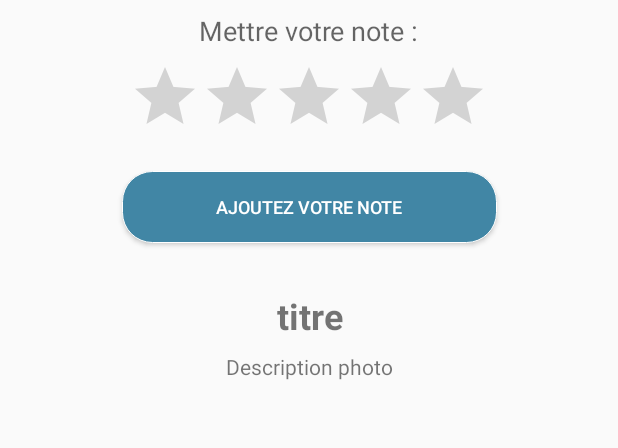
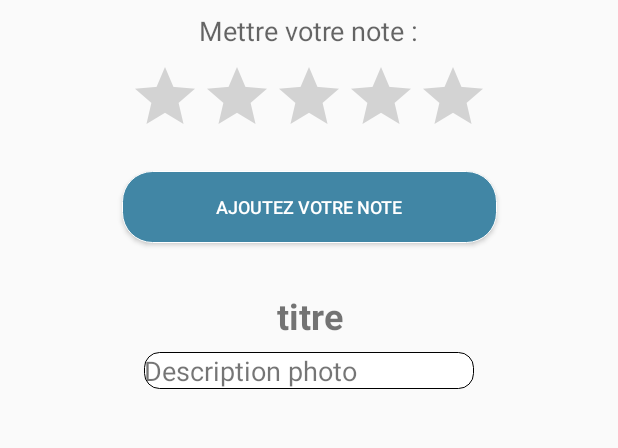
Before and after one commit to WildCodeSchool/toulouse-0218-java-rateeverything, an Android app: the UserPhoto screen opened directly, with no data from a screen before it, on a phone screen of 412 x 824 dp, the part 546-994 px from its top. Run offline under Robolectric (Android 15) with nearby library versions, the phone set to English and light mode, and no system bars; our stand-ins replace Firebase (no records; nobody signed in at launch, a user with empty details on screens opened directly); 4 statements that could not run were skipped.

Commit message:
need pull

```diff
--- a/app/src/main/java/fr/wildcodeschool/rateeverything/AddPhotoActivity.java
+++ b/app/src/main/java/fr/wildcodeschool/rateeverything/AddPhotoActivity.java
@@ -122,7 +122,7 @@ public class AddPhotoActivity extends AppCompatActivity implements NavigationVie
         ListAdapter adapter = new ArrayAdapterWithIcon(AddPhotoActivity.this, items, icons);
 
         builderSingle.setNegativeButton(
-                "cancel",
+                R.string.annuler,
                 new DialogInterface.OnClickListener() {
                     @Override
                     public void onClick(DialogInterface dialog, int which) {
--- a/app/src/main/java/fr/wildcodeschool/rateeverything/LoginActivity.java
+++ b/app/src/main/java/fr/wildcodeschool/rateeverything/LoginActivity.java
@@ -356,7 +356,7 @@ public class LoginActivity extends AppCompatActivity {
         ListAdapter adapter = new ArrayAdapterWithIcon(LoginActivity.this, items, icons);
 
         builderSingle.setNegativeButton(
-                "cancel",
+                R.string.annuler,
                 new DialogInterface.OnClickListener() {
                     @Override
                     public void onClick(DialogInterface dialog, int which) {
--- a/app/src/main/res/layout/activity_user_photo.xml
+++ b/app/src/main/res/layout/activity_user_photo.xml
@@ -6,6 +6,10 @@
     android:layout_height="match_parent"
     android:id="@+id/drawer_layout_photo"
     tools:context="fr.wildcodeschool.rateeverything.UserPhoto">
+
+    <ScrollView
+        android:layout_width="match_parent"
+        android:layout_height="match_parent">
 
     <android.support.constraint.ConstraintLayout
         android:layout_width="match_parent"
@@ -26,12 +30,16 @@
 
         <TextView
             android:id="@+id/text_description_photo"
-            android:layout_width="wrap_content"
+            android:layout_width="220dp"
             android:layout_height="wrap_content"
+            android:layout_marginBottom="24dp"
             android:layout_marginEnd="8dp"
             android:layout_marginStart="8dp"
             android:layout_marginTop="8dp"
+            android:background="@drawable/editshape"
             android:text="@string/description_photo"
+            android:textSize="18sp"
+            app:layout_constraintBottom_toBottomOf="parent"
             app:layout_constraintEnd_toEndOf="parent"
             app:layout_constraintStart_toStartOf="parent"
             app:layout_constraintTop_toBottomOf="@+id/text_titre_photo" />
@@ -107,7 +115,10 @@
                 app:layout_constraintEnd_toEndOf="parent"
                 app:layout_constraintStart_toStartOf="parent"
                 app:layout_constraintTop_toBottomOf="@+id/imageview_photo" />
+
     </android.support.constraint.ConstraintLayout>
+
+    </ScrollView>
 
     <android.support.design.widget.NavigationView
         android:id="@+id/nav_view_photo"
--- a/app/src/main/res/values/strings.xml
+++ b/app/src/main/res/values/strings.xml
@@ -87,6 +87,7 @@
     <string name="title">Title</string>
     <string name="photo_de_ton_objet">Photo de ton objet</string>
     <string name="choisissez">Choisissez une option</string>
+    <string name="annuler">annuler</string>
 
 
 </resources>
```
Also changed, not shown: app/src/main/java/fr/wildcodeschool/rateeverything/ProfilUserActivity.java (+7 -8 lines). Lines whose indentation alone changed are shown as unchanged.
